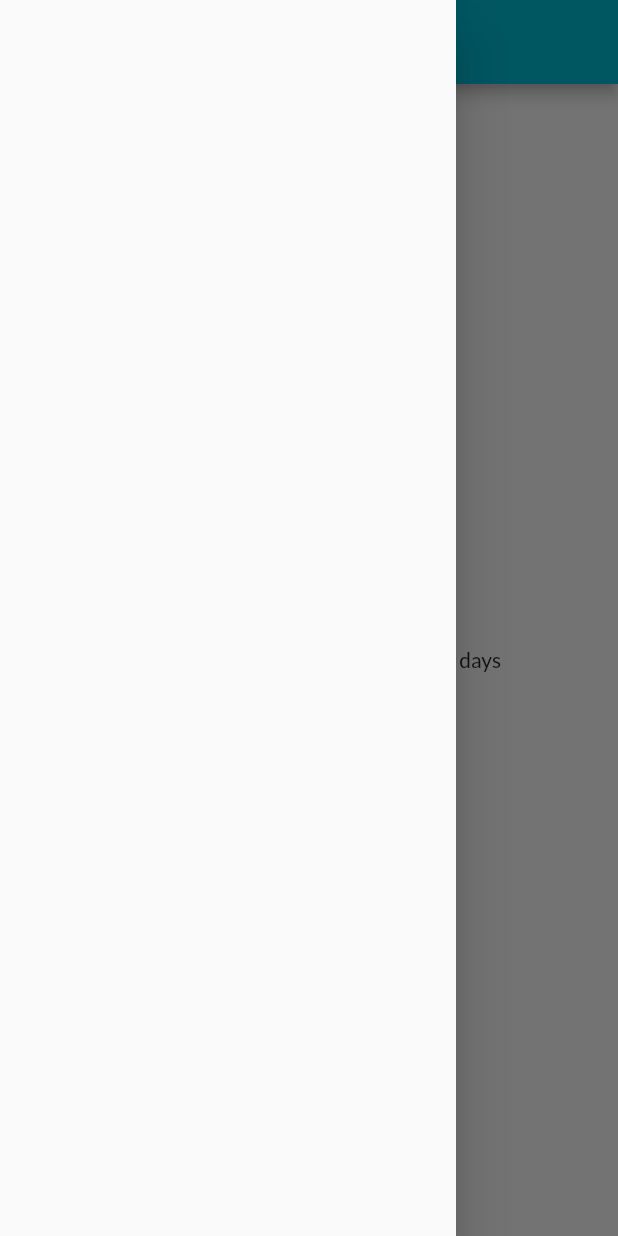
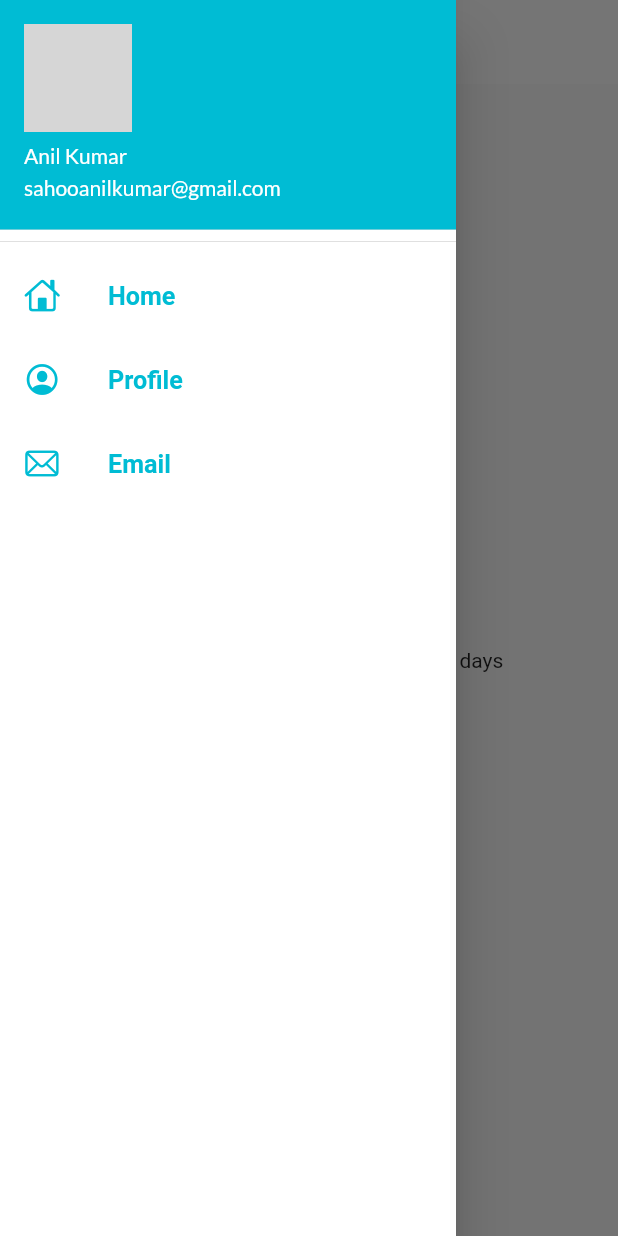
Before and after one commit to AnilKumarSahoo67/MyFlutterDemo, a Flutter app: the HomePage screen opened by its route, with the side drawer open, on a phone screen of 412 x 824 dp. Run offline on Flutter 3.47's test engine with Material 2 defaults, Android fonts, the phone set to English and light mode, and no system bars; our stand-ins replace google_fonts; missing offline and left inert: dart:ffi; network calls fail; grey boxes are pictures that could not be loaded.

Commit message:
theme extracted with drawer implementation done

```diff
--- a/lib/pages/home_page.dart
+++ b/lib/pages/home_page.dart
@@ -1,4 +1,5 @@
 import 'package:flutter/material.dart';
+import 'package:flutter_application_1/widgets/drawer.dart';
 
 class HomePage extends StatelessWidget {
   const HomePage({Key? key}) : super(key: key);
@@ -14,7 +15,7 @@ class HomePage extends StatelessWidget {
       body: Center(
         child: const Text("My Flutter app development need $days days"),
       ),
-      drawer: Drawer(),
+      drawer: MyDrawer(),
     );
   }
 }
--- /dev/null
+++ b/lib/widgets/drawer.dart
@@ -0,0 +1,72 @@
+import 'package:flutter/cupertino.dart';
+import 'package:flutter/material.dart';
+
+class MyDrawer extends StatelessWidget {
+  String imageUrl =
+      "https://akm-img-a-in.tosshub.com/indiatoday/images/story/202211/untitled-1_0-one_one.jpg?VersionId=2UvgyBhEFLLMzztCbeFTTShGb9c33ddU";
+  @override
+  Widget build(BuildContext context) {
+    return Drawer(
+      child: Container(
+        color: Colors.white,
+        child: ListView(
+          padding: EdgeInsets.zero,
+          children: [
+            DrawerHeader(
+              padding: EdgeInsets.zero,
+              child: UserAccountsDrawerHeader(
+                accountName: const Text(
+                  "Anil Kumar",
+                  style: TextStyle(color: Colors.white),
+                ),
+                accountEmail: const Text(
+                  "sahooanilkumar@gmail.com",
+                  style: TextStyle(color: Colors.white),
+                ),
+                currentAccountPicture: CircleAvatar(
+                  backgroundImage: NetworkImage(imageUrl),
+                ),
+              ),
+            ),
+            const ListTile(
+              leading: Icon(
+                CupertinoIcons.home,
+                color: Colors.cyan,
+              ),
+              title: Text(
+                "Home",
+                textScaleFactor: 1.2,
+                style:
+                    TextStyle(color: Colors.cyan, fontWeight: FontWeight.bold),
+              ),
+            ),
+            const ListTile(
+              leading: Icon(
+                CupertinoIcons.profile_circled,
+                color: Colors.cyan,
+              ),
+              title: Text(
+                "Profile",
+                textScaleFactor: 1.2,
+                style:
+                    TextStyle(color: Colors.cyan, fontWeight: FontWeight.bold),
+              ),
+            ),
+            const ListTile(
+              leading: Icon(
+                CupertinoIcons.mail,
+                color: Colors.cyan,
+              ),
+              title: Text(
+                "Email",
+                textScaleFactor: 1.2,
+                style:
+                    TextStyle(color: Colors.cyan, fontWeight: FontWeight.bold),
+              ),
+            )
+          ],
+        ),
+      ),
+    );
+  }
+}
--- /dev/null
+++ b/lib/widgets/themes.dart
@@ -0,0 +1,15 @@
+import 'dart:ffi';
+
+import 'package:flutter/material.dart';
+import 'package:google_fonts/google_fonts.dart';
+
+class MyThemes {
+  static ThemeData lightTheme(BuildContext context) => ThemeData(
+      primarySwatch: Colors.cyan,
+      fontFamily: GoogleFonts.lato().fontFamily,
+      appBarTheme: AppBarTheme(color: Colors.white, elevation: 0.0),
+      iconTheme: IconThemeData(color: Colors.black),
+      textTheme: Theme.of(context).textTheme);
+
+  static ThemeData darkTheme() => ThemeData(brightness: Brightness.dark);
+}
--- a/pubspec.yaml
+++ b/pubspec.yaml
@@ -59,6 +59,7 @@ flutter:
   uses-material-design: true
   assets:
     - images/login_image.png
+    - images/login_image2.png
   # To add custom fonts to your application, add a fonts section here,
   # in this "flutter" section. Each entry in this list should have a
   # "family" key with the font family name, and a "fonts" key with a
```
Also changed, not shown: lib/main.dart (+4 -5 lines), lib/pages/login_page.dart (+50 -34 lines), images/login_image2.png (added), lib/utils/MyRoutes.dart (renamed from lib/utils/Routes.dart).
